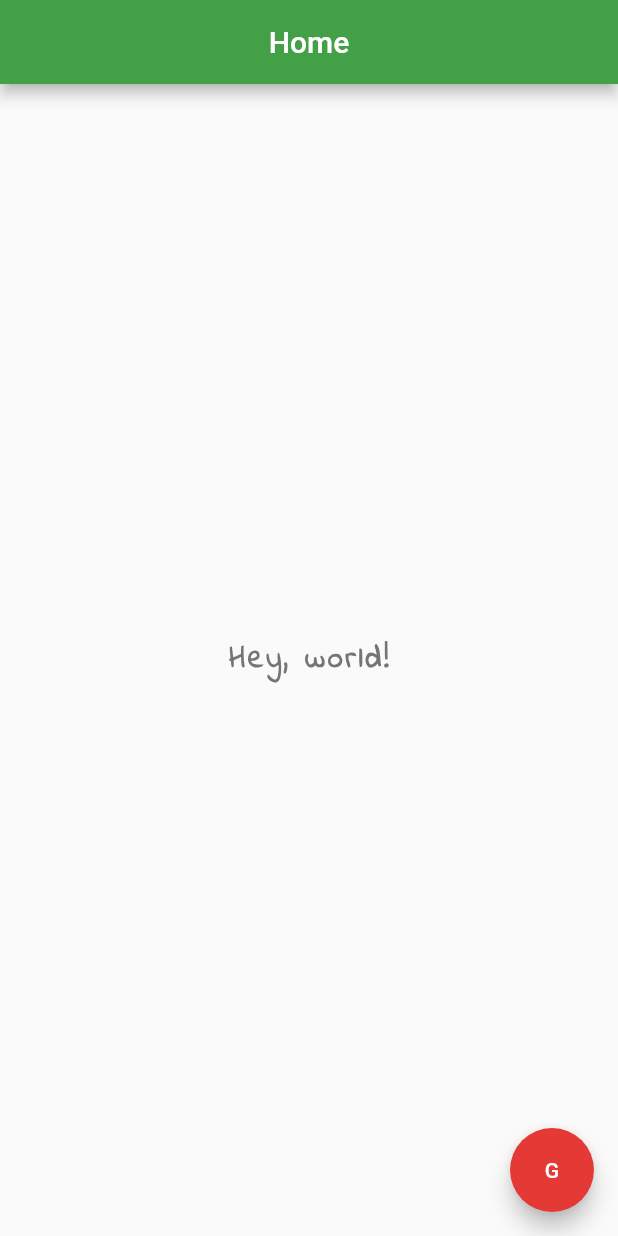
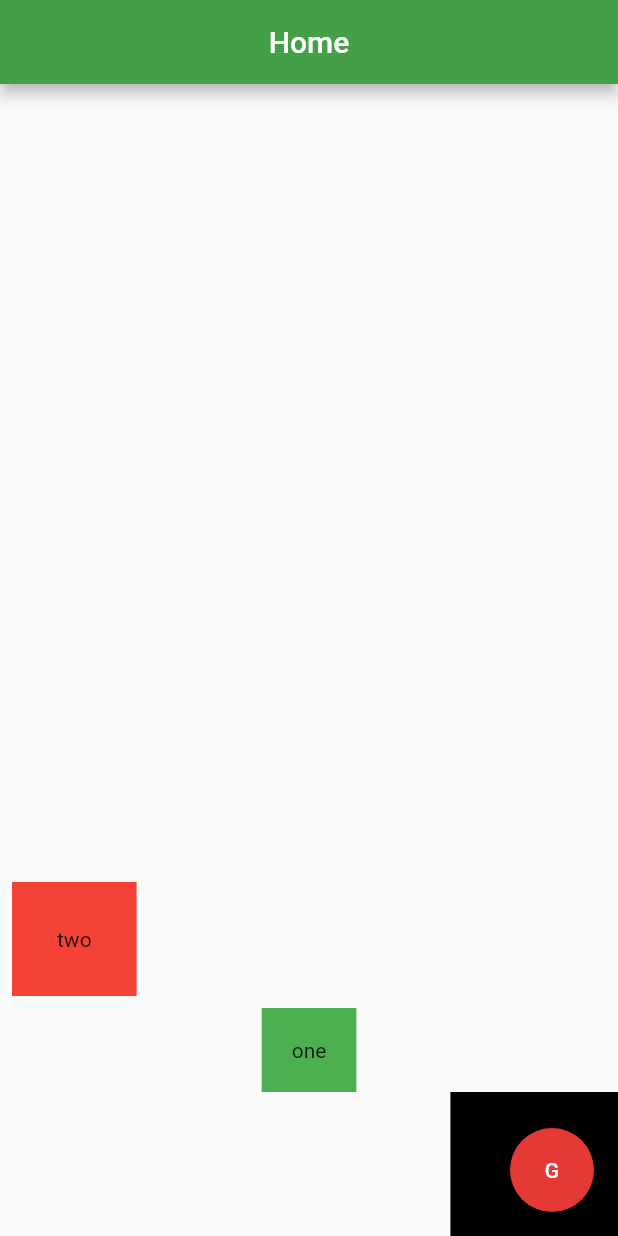
Before and after one commit to glennposadas/flutter-journey, a Flutter app: the screen it shows after launch, on a phone screen of 412 x 824 dp. Run offline on Flutter 3.47's test engine with Material 2 defaults, Android fonts, the phone set to English and light mode, and no system bars.

Commit message:
wip. tutorial #14

```diff
--- a/flutter_application_1/lib/main.dart
+++ b/flutter_application_1/lib/main.dart
@@ -15,18 +15,111 @@ class Home extends StatelessWidget {
         centerTitle: true,
         backgroundColor: Colors.green[600],
       ),
-      body: Center(
-        child: Text(
-          'Hey, world!',
-          style: TextStyle(
-            fontSize: 20.0,
-            fontWeight: FontWeight.bold,
-            letterSpacing: 2.0,
-            color: Colors.grey[600],
-            fontFamily: 'IndieFlower',
+      body: Column(
+        mainAxisAlignment: MainAxisAlignment.end,
+        crossAxisAlignment: CrossAxisAlignment.end,
+        children: [
+          // Row(
+          //   children: [
+          //     const Text('Hello, '),
+          //     const Text('World!')
+          //   ],
+          // ),
+          Row(
+            children: [
+              Container(
+                child: Padding(
+                  padding: const EdgeInsets.all(8.0),
+                  child: Container(
+                      padding: EdgeInsets.all(30),
+                      color: Colors.red,
+                      child: const Text('two')
+                  ),
+                ),
+              ),
+            ],
           ),
-        ),
+          Center(
+            child: Container(
+              padding: EdgeInsets.all(20),
+              color: Colors.green,
+              child: const Text('one')
+            ),
+          ),
+          Container(
+              padding: EdgeInsets.all(40),
+              color: Colors.black,
+              child: const Text('three')
+          )
+        ],
       ),
+
+      // Padding(
+      //   padding: EdgeInsets.all(30),
+      //   child: Text('jabsssss!'),
+      // ),
+
+
+      // Container(
+      //   padding: EdgeInsets.fromLTRB(16, 44, 15, 8),
+      //   margin: EdgeInsets.all(30),
+      //   color: Colors.lightGreen,
+      //   child: Text('Container!!! ',
+      // ),
+
+
+      // Center(
+      //   child: IconButton(
+      //     onPressed: () { },
+      //     icon: Icon(Icons.email),
+      //     color: Colors.amber
+      //   )
+
+        // ElevatedButton.icon(
+        //     onPressed: () {
+        //
+        // },
+        //     icon: Icon(Icons.airport_shuttle),
+        //     label: Text('Labels')
+        // )
+        // MaterialButton(
+        //   onPressed: () {
+        //
+        //   },
+        //   child: Text('With Icon!'),
+        //   color: Colors.yellow
+        // )
+        // MaterialButton(
+        //   onPressed: (){
+        //     print("clicked!~~");
+        //   },
+        //   child: Text('Click me, please!1'),
+        //   color: Colors.lightBlue,
+        // )
+
+        // Icon(
+        //   Icons.airport_shuttle,
+        //   color: Colors.red,
+        //   size: 100,
+        // )
+        // InteractiveViewer(
+        //   panEnabled: false,
+        //   boundaryMargin: EdgeInsets.all(100),
+        //   minScale: 1.0,
+        //   maxScale: 2,
+        //   child: Image.asset('assets/van2.jpg')
+        // ),
+        // Text(
+        //   'Hey, world!',
+        //   style: TextStyle(
+        //     fontSize: 20.0,
+        //     fontWeight: FontWeight.bold,
+        //     letterSpacing: 2.0,
+        //     color: Colors.grey[600],
+        //     fontFamily: 'IndieFlower',
+        //   ),
+        // ),
+      // ),
       floatingActionButton: FloatingActionButton(
         onPressed: () {
           print('Clicked!');
--- a/flutter_application_1/pubspec.yaml
+++ b/flutter_application_1/pubspec.yaml
@@ -21,3 +21,5 @@ flutter:
     - family: IndieFlower
       fonts:
         - asset: fonts/IndieFlower-Regular.ttf
+  assets:
+    - assets/
```
Also changed, not shown: flutter_application_1/assets/van1.jpg (added), flutter_application_1/assets/van2.jpg (added).
